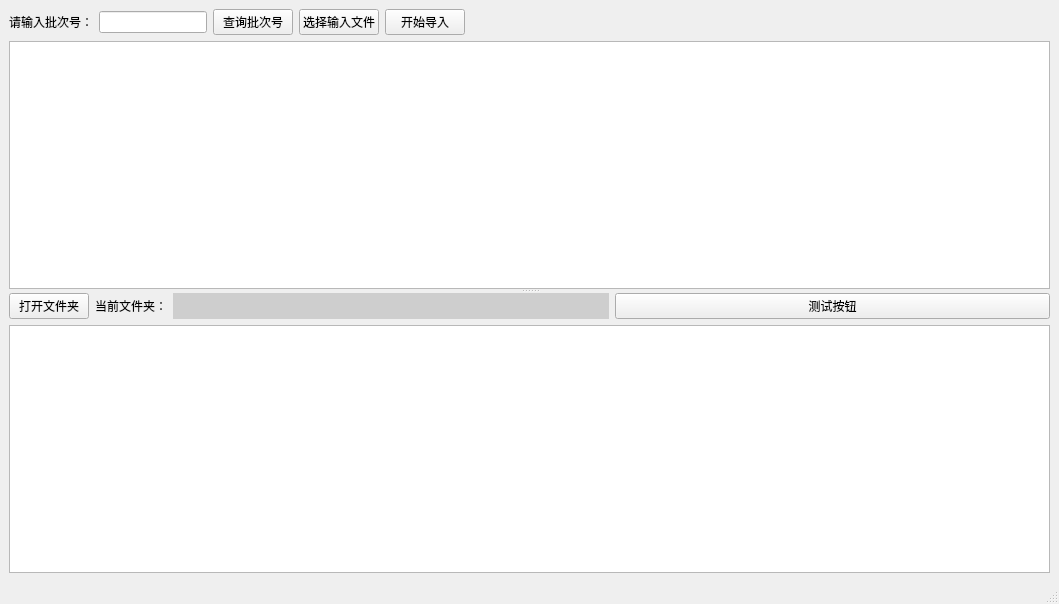
Qt form mainwindow.ui (iamzko/excel_import) before a commit.
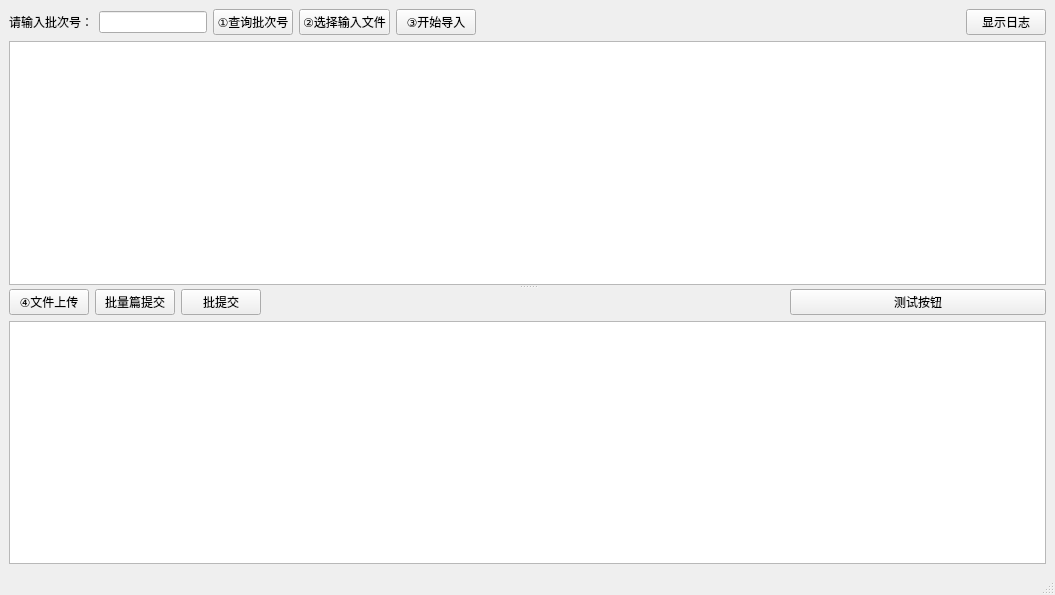
The same form after that commit.

Commit message: 提交测试版本20210607

```diff
--- a/mainwindow.ui
+++ b/mainwindow.ui
@@ -6,8 +6,8 @@
    <rect>
     <x>0</x>
     <y>0</y>
-    <width>1059</width>
-    <height>604</height>
+    <width>1055</width>
+    <height>595</height>
    </rect>
   </property>
   <property name="windowTitle">
@@ -34,7 +34,7 @@
            </sizepolicy>
           </property>
           <property name="text">
-           <string>查询批次号</string>
+           <string>①查询批次号</string>
           </property>
          </widget>
         </item>
@@ -70,7 +70,7 @@
            </sizepolicy>
           </property>
           <property name="text">
-           <string>选择输入文件</string>
+           <string>②选择输入文件</string>
           </property>
          </widget>
         </item>
@@ -83,7 +83,20 @@
            </sizepolicy>
           </property>
           <property name="text">
-           <string>开始导入</string>
+           <string>③开始导入</string>
+          </property>
+         </widget>
+        </item>
+        <item row="0" column="9">
+         <widget class="QPushButton" name="pushButtonShowLog">
+          <property name="sizePolicy">
+           <sizepolicy hsizetype="Fixed" vsizetype="Fixed">
+            <horstretch>0</horstretch>
+            <verstretch>0</verstretch>
+           </sizepolicy>
+          </property>
+          <property name="text">
+           <string>显示日志</string>
           </property>
          </widget>
         </item>
@@ -91,20 +104,14 @@
       </widget>
       <widget class="QWidget" name="layoutWidget">
        <layout class="QGridLayout" name="gridLayout_2">
-        <item row="0" column="1">
-         <widget class="QLabel" name="label">
-          <property name="sizePolicy">
-           <sizepolicy hsizetype="Fixed" vsizetype="Preferred">
-            <horstretch>0</horstretch>
-            <verstretch>0</verstretch>
-           </sizepolicy>
-          </property>
+        <item row="0" column="5">
+         <widget class="QPushButton" name="pushButtonTest">
           <property name="text">
-           <string>当前文件夹：</string>
+           <string>测试按钮</string>
           </property>
          </widget>
         </item>
-        <item row="1" column="0" colspan="4">
+        <item row="1" column="0" colspan="6">
          <widget class="QTableView" name="tableViewUpload"/>
         </item>
         <item row="0" column="0">
@@ -116,24 +123,33 @@
            </sizepolicy>
           </property>
           <property name="text">
-           <string>打开文件夹</string>
+           <string>④文件上传</string>
+          </property>
+         </widget>
+        </item>
+        <item row="0" column="1">
+         <widget class="QPushButton" name="pushButtonBulkBookCommit">
+          <property name="sizePolicy">
+           <sizepolicy hsizetype="Fixed" vsizetype="Fixed">
+            <horstretch>0</horstretch>
+            <verstretch>0</verstretch>
+           </sizepolicy>
+          </property>
+          <property name="text">
+           <string>批量篇提交</string>
           </property>
          </widget>
         </item>
         <item row="0" column="2">
-         <widget class="QLabel" name="labelCurrentDir">
-          <property name="styleSheet">
-           <string notr="true">background-color: rgb(206, 206, 206);</string>
+         <widget class="QPushButton" name="pushButtonBatchCommit">
+          <property name="sizePolicy">
+           <sizepolicy hsizetype="Fixed" vsizetype="Fixed">
+            <horstretch>0</horstretch>
+            <verstretch>0</verstretch>
+           </sizepolicy>
           </property>
           <property name="text">
-           <string/>
-          </property>
-         </widget>
-        </item>
-        <item row="0" column="3">
-         <widget class="QPushButton" name="pushButtonTest">
-          <property name="text">
-           <string>测试按钮</string>
+           <string>批提交</string>
           </property>
          </widget>
         </item>
```
Left out of the diff: 2 changed lines with no effect on the pictures. The commit also changes 16 other files.
